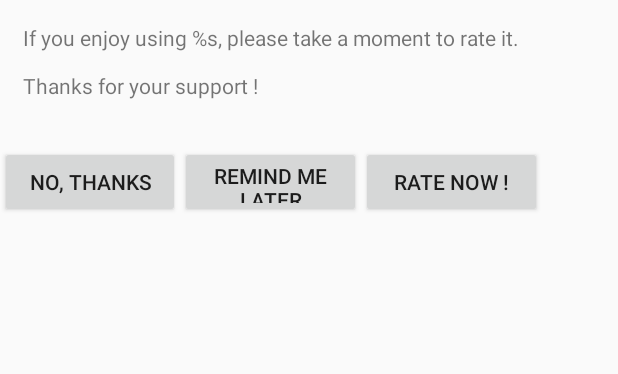
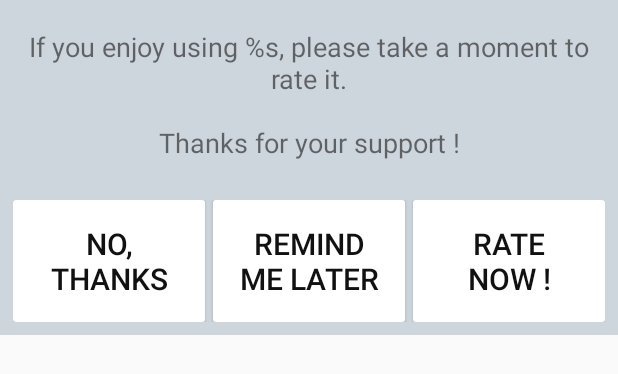
Before and after one commit to guillaume-gouchon/nanar, an Android app: the layout dialog_rate.xml on its own in the app's theme, with its tools: preview values and no code run, on a phone screen of 412 x 824 dp. Shown: the top 374 px of the screen. Run offline under Robolectric (Android 15) with nearby library versions, the phone set to English and light mode, and no system bars.

```diff
--- a/Android/app/src/main/java/com/glevel/nanar/activities/fragments/VideoListFragment.java
+++ b/Android/app/src/main/java/com/glevel/nanar/activities/fragments/VideoListFragment.java
@@ -41,7 +41,7 @@ public abstract class VideoListFragment extends ListFragment implements LoaderMa
 
         // implements pull to refresh
         mSwipeLayout = (SwipeRefreshLayout) rootView.findViewById(R.id.swipe_container);
-        mSwipeLayout.setColorScheme(R.color.action_bar_blue, R.color.launcher_yellow, R.color.launcher_yellow, R.color.launcher_yellow);
+        mSwipeLayout.setColorScheme(R.color.action_bar_blue, R.color.big_message_green, R.color.big_message_green, R.color.big_message_green);
         mSwipeLayout.setOnRefreshListener(this);
 
         getLoaderManager().initLoader(GET_VIDEOS, null, this);
--- a/Android/app/src/main/res/layout/dialog_rate.xml
+++ b/Android/app/src/main/res/layout/dialog_rate.xml
@@ -4,39 +4,50 @@
     android:id="@+id/rootLayout"
     android:layout_width="wrap_content"
     android:layout_height="wrap_content"
+    android:background="@color/bg_activities"
     android:gravity="center"
-    android:orientation="vertical">
+    android:orientation="vertical"
+    android:padding="3dp">
 
     <TextView
         android:id="@+id/message"
         android:layout_width="match_parent"
         android:layout_height="wrap_content"
         android:layout_gravity="center"
-        android:layout_marginBottom="15dp"
+        android:layout_marginBottom="5dp"
+        android:gravity="center"
         android:padding="15dp"
-        android:text="@string/rate_message" />
+        android:text="@string/rate_message"
+        android:textSize="18sp" />
 
     <LinearLayout
         android:layout_width="match_parent"
         android:layout_height="wrap_content"
-        android:orientation="horizontal">
+        android:gravity="center"
+        android:orientation="horizontal"
+        android:padding="5dp">
 
         <Button
             android:id="@+id/cancelButton"
+            style="@style/Button"
             android:layout_width="0dp"
             android:layout_height="wrap_content"
+            android:layout_marginRight="5dp"
             android:layout_weight="1"
             android:text="@string/rate_dont_want" />
 
         <Button
             android:id="@+id/neutralButton"
+            style="@style/Button"
             android:layout_width="0dp"
             android:layout_height="wrap_content"
+            android:layout_marginRight="5dp"
             android:layout_weight="1"
             android:text="@string/rate_later" />
 
         <Button
             android:id="@+id/okButton"
+            style="@style/Button"
             android:layout_width="0dp"
             android:layout_height="wrap_content"
             android:layout_weight="1"
--- a/Android/app/src/main/res/values/strings.xml
+++ b/Android/app/src/main/res/values/strings.xml
@@ -14,7 +14,7 @@
     <string name="add_to_favorites">Add to favorites</string>
     <string name="remove_from_favorites">Remove from favorites</string>
     <string name="message_add_to_favorites">Good choice !</string>
-    <string name="message_remove_to_favorites">Don\'t like it anymore ?</string>
+    <string name="message_remove_to_favorites">You changed your mind ?</string>
     <string name="share_video_subject">Check out this video I have found on %s !</string>
 
     <!--Add Video Activity-->
--- a/Android/app/src/main/res/values/styles.xml
+++ b/Android/app/src/main/res/values/styles.xml
@@ -85,7 +85,7 @@
     <style name="Button">
         <item name="android:gravity">center</item>
         <item name="android:textColor">#111</item>
-        <item name="android:textSize">22sp</item>
+        <item name="android:textSize">20sp</item>
         <item name="android:padding">15dp</item>
         <item name="android:background">@drawable/bg_tag</item>
     </style>
```
Also changed, not shown: 2 other files.
